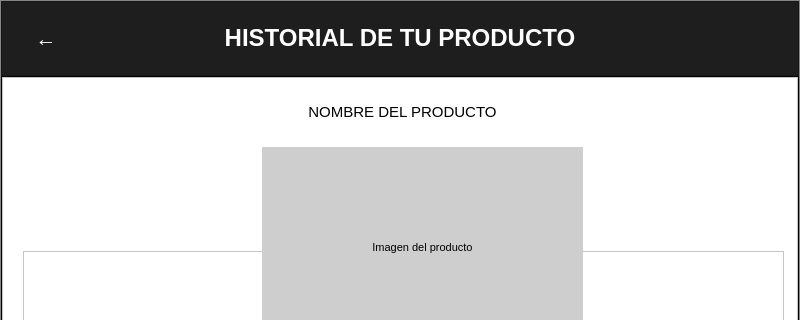
Before: the Qt Designer form Interfaz/gui/historial.ui in 50DayEmpire/Tracking_Precios, drawn with Qt 5; both pictures show x 0 to 800 and y 0 to 320 of the 800 by 600 pixel window.
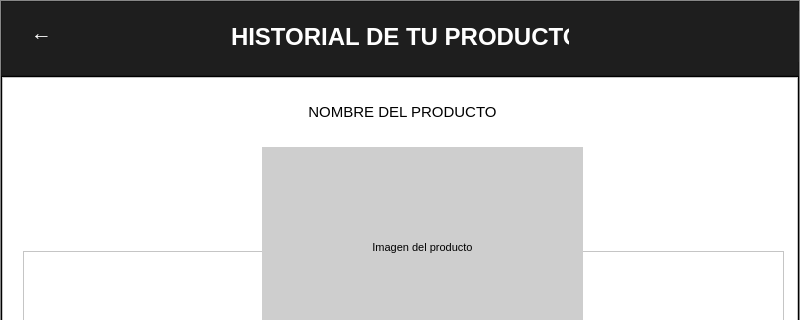
After: the same form once the commit is applied. Icons and pictures are not drawn.

```diff
--- a/Interfaz/gui/historial.ui
+++ b/Interfaz/gui/historial.ui
@@ -84,24 +84,15 @@
          <property name="frameShadow">
           <enum>QFrame::Raised</enum>
          </property>
-         <layout class="QHBoxLayout" name="horizontalLayout" stretch="1,1,5,2">
-          <property name="spacing">
-           <number>0</number>
-          </property>
-          <property name="leftMargin">
-           <number>0</number>
-          </property>
-          <property name="topMargin">
-           <number>0</number>
-          </property>
-          <property name="rightMargin">
-           <number>0</number>
-          </property>
-          <property name="bottomMargin">
-           <number>0</number>
-          </property>
-          <item>
            <widget class="QPushButton" name="btnatras">
+          <property name="geometry">
+           <rect>
+            <x>10</x>
+            <y>10</y>
+            <width>61</width>
+            <height>43</height>
+           </rect>
+          </property>
             <property name="font">
              <font>
               <family>Arial</family>
@@ -129,22 +120,15 @@
              <string>←</string>
             </property>
            </widget>
-          </item>
-          <item>
-           <spacer name="horizontalSpacer">
-            <property name="orientation">
-             <enum>Qt::Horizontal</enum>
-            </property>
-            <property name="sizeHint" stdset="0">
-             <size>
-              <width>86</width>
-              <height>20</height>
-             </size>
-            </property>
-           </spacer>
-          </item>
-          <item>
            <widget class="QLabel" name="label">
+          <property name="geometry">
+           <rect>
+            <x>230</x>
+            <y>20</y>
+            <width>338</width>
+            <height>32</height>
+           </rect>
+          </property>
             <property name="font">
              <font>
               <family>Leelawadee UI</family>
@@ -168,21 +152,22 @@
              <set>Qt::AlignCenter</set>
             </property>
            </widget>
-          </item>
-          <item>
-           <spacer name="horizontalSpacer_2">
-            <property name="orientation">
-             <enum>Qt::Horizontal</enum>
-            </property>
-            <property name="sizeHint" stdset="0">
-             <size>
-              <width>174</width>
-              <height>20</height>
-             </size>
-            </property>
-           </spacer>
-          </item>
-         </layout>
+         <widget class="QLabel" name="lbnoti">
+          <property name="geometry">
+           <rect>
+            <x>650</x>
+            <y>10</y>
+            <width>151</width>
+            <height>51</height>
+           </rect>
+          </property>
+          <property name="styleSheet">
+           <string notr="true"/>
+          </property>
+          <property name="text">
+           <string>&lt;html&gt;&lt;head/&gt;&lt;body&gt;&lt;p align=&quot;center&quot;&gt;&lt;br/&gt;&lt;/p&gt;&lt;/body&gt;&lt;/html&gt;</string>
+          </property>
+         </widget>
         </widget>
        </item>
        <item>
```
Left out of the diff: 12 changed lines with no effect on the pictures. Lines whose indentation alone changed are shown as unchanged.
